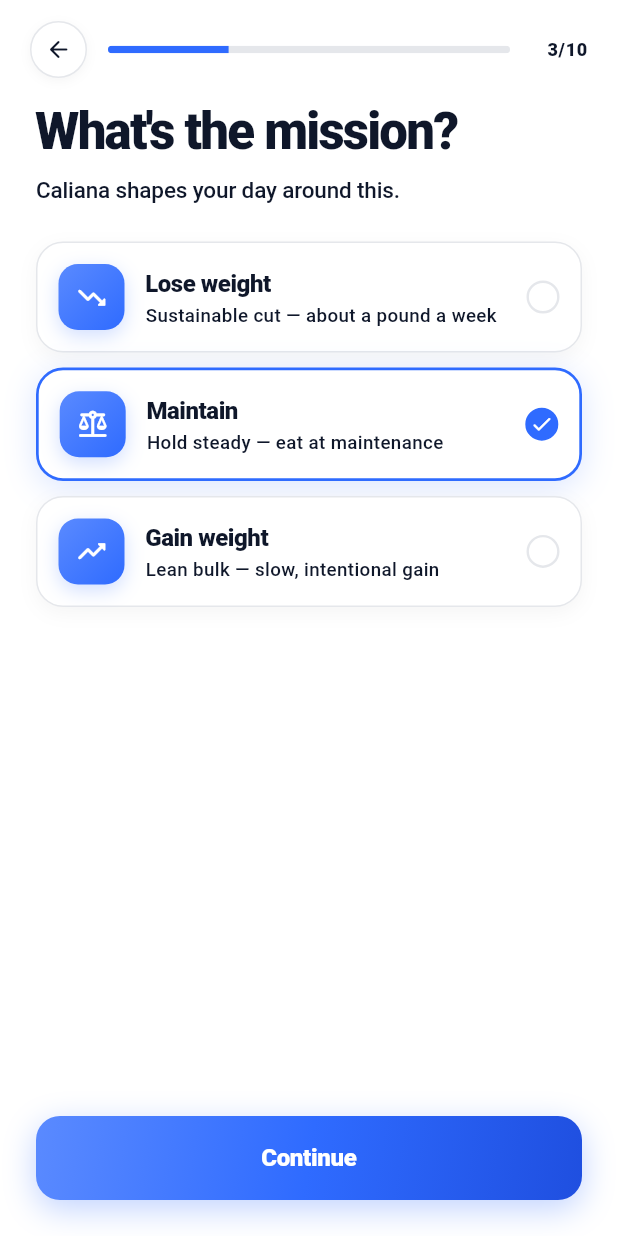
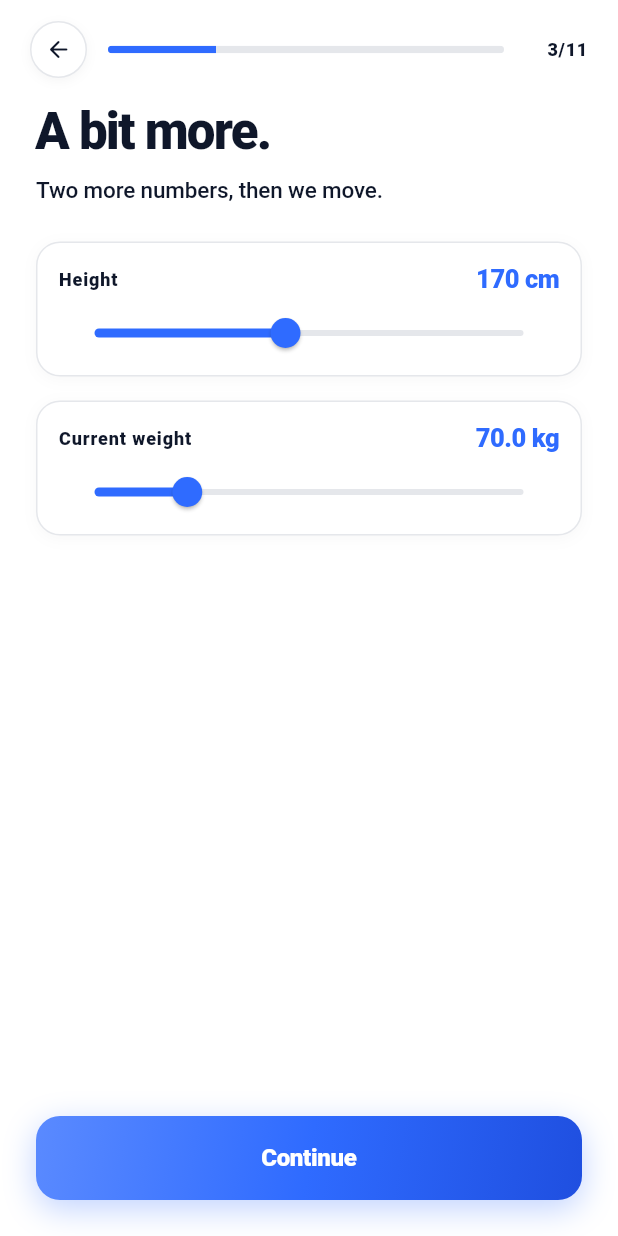
Before and after one commit to stossthegreat/Caliana, a Flutter app: the screen it shows after launch, swiped to page 3, on a phone screen of 412 x 824 dp. Run offline on Flutter 3.47's test engine with Material 3 defaults, Android fonts, the phone set to English and light mode, and no system bars; our stand-ins replace audioplayers, firebase_core, image_picker, in_app_review, shared_preferences; missing offline and left inert: purchases_flutter, record; accounts and stored records are empty; Roboto replaces fonts that are missing (SF Pro Display).

Commit message:
Split Biometrics into 2 screens for iPad compat-mode + unleash Savage
Apple's iPad Air reviewer rejected build 65 with the same Guideline
4 layout-clipping report on the Biometrics screen. Sex + Age +
Height + Weight on one screen overflows the iPhone-compat-mode
window iPad reviewers test in.

Split the screen so neither half can ever overflow:

  Step 2 — Sex + Age          ("A bit about you")
  Step 3 — Height + Weight    ("A bit more.")

Both wrap content in Expanded(SingleChildScrollView) with the
Continue button anchored at the bottom — same anchor pattern as
Tone — so even on the smallest iPad-compat-mode window the CTA
stays reachable.

Onboarding step count goes 10 → 11. Updated:
  - _OnboardingScreenState._totalSteps = 11
  - _next() boundary: _index < _totalSteps - 1
  - _stepLabel switch: biometrics → biometrics_1 / biometrics_2,
    everything after shifts down by one
  - Progress bar denominator: (i+1)/_totalSteps
  - Header counter: '${i+1}/${_totalSteps}'
  - PageView children: new _BiometricsBody page inserted after
    _Biometrics

Savage tone — actually savage now:
caliana_agent.ts savage block was hedging ("Even Savage stays
anti-restriction here, the joke is in the disbelief…"). Rewrote
it as a panel-show roast: setup → roast the CHOICE with specifics
(time / portion / pattern / combo) → verdict. Style sources
called out (panel-show energy, drag-judge precision, mum-eyebrow,
Strictly deadpan). Bigger phrase pool ("press conference at
four", "I won't be participating", "what was the thinking",
"this is a campaign of terror"). Anti-repetition rule kept so she
doesn't loop the same five phrases.

Hard floor preserved (Apple ED-safety): mock the CHOICE never the
body, no body words, never frames food as "earned" through
exercise. Specificity is the source of the bite, not cruelty.

Build → 3.3.0+66.

https://claude.ai/code/session_01UsHHKX8ots5oPXM3fTPrbz

```diff
--- a/lib/screens/onboarding_screen.dart
+++ b/lib/screens/onboarding_screen.dart
@@ -47,10 +47,14 @@ class _OnboardingScreenState extends State<OnboardingScreen> {
     super.dispose();
   }
 
+  // 11 onboarding steps total now (Biometrics split into 2 to keep iPad
+  // compat-mode windows from clipping the Continue button).
+  static const int _totalSteps = 11;
+
   void _next() {
     AnalyticsService.instance.logOnboardingStep(_index, _stepLabel(_index));
     HapticFeedback.mediumImpact();
-    if (_index < 9) {
+    if (_index < _totalSteps - 1) {
       _pc.nextPage(
         duration: const Duration(milliseconds: 320),
         curve: Curves.easeOutCubic,
@@ -71,15 +75,16 @@ class _OnboardingScreenState extends State<OnboardingScreen> {
 
   String _stepLabel(int i) => switch (i) {
         0 => 'welcome',
-        1 => 'biometrics',
-        2 => 'goal',
-        3 => 'activity',
-        4 => 'diet',
-        5 => 'tone',
-        6 => 'notifications',
-        7 => 'plan_reveal',
-        8 => 'social_proof',
-        9 => 'paywall',
+        1 => 'biometrics_1',
+        2 => 'biometrics_2',
+        3 => 'goal',
+        4 => 'activity',
+        5 => 'diet',
+        6 => 'tone',
+        7 => 'notifications',
+        8 => 'plan_reveal',
+        9 => 'social_proof',
+        10 => 'paywall',
         _ => 'unknown',
       };
 
@@ -117,6 +122,14 @@ class _OnboardingScreenState extends State<OnboardingScreen> {
                   _FadeSlideIn(
                     key: ValueKey('bio_${_draft.hashCode}'),
                     child: _Biometrics(
+                      draft: _draft,
+                      onUpdate: (p) => setState(() => _draft = p),
+                      onNext: _next,
+                    ),
+                  ),
+                  _FadeSlideIn(
+                    key: ValueKey('bio2_${_draft.hashCode}'),
+                    child: _BiometricsBody(
                       draft: _draft,
                       onUpdate: (p) => setState(() => _draft = p),
                       onNext: _next,
@@ -227,7 +240,7 @@ class _OnboardingScreenState extends State<OnboardingScreen> {
               child: ClipRRect(
                 borderRadius: BorderRadius.circular(4),
                 child: LinearProgressIndicator(
-                  value: (_index + 1) / 10,
+                  value: (_index + 1) / _totalSteps,
                   minHeight: 5,
                   backgroundColor: AppColors.surfaceBorder,
                   valueColor: const AlwaysStoppedAnimation(AppColors.primary),
@@ -236,9 +249,9 @@ class _OnboardingScreenState extends State<OnboardingScreen> {
             ),
           ),
           SizedBox(
-            width: 38,
+            width: 42,
             child: Text(
-              '${_index + 1}/10',
+              '${_index + 1}/$_totalSteps',
               textAlign: TextAlign.right,
               style: const TextStyle(
                 fontSize: 12,
@@ -352,6 +365,12 @@ class _WelcomeState extends State<_Welcome> {
 // ============================================================================
 // SCREEN 2 — Biometrics (sex, age, height, weight)
 // ============================================================================
+// ============================================================================
+// SCREEN 2 — Biometrics part 1: Sex + Age
+// (split from a single screen because Apple's iPad Air reviewer reported
+// the Continue button was clipping below the fold in iPhone-compat-mode
+// windows. Two short screens never overflow.)
+// ============================================================================
 class _Biometrics extends StatefulWidget {
   final UserProfile draft;
   final ValueChanged<UserProfile> onUpdate;
@@ -370,13 +389,18 @@ class _Biometrics extends StatefulWidget {
 class _BiometricsState extends State<_Biometrics> {
   late String _sex = widget.draft.sex;
   late int _age = widget.draft.ageYears;
-  late double _heightCm = widget.draft.heightCm;
-  late double _weightKg = widget.draft.weightKg;
 
   @override
   Widget build(BuildContext context) {
     return Padding(
       padding: const EdgeInsets.fromLTRB(24, 8, 24, 24),
+      child: Column(
+        crossAxisAlignment: CrossAxisAlignment.start,
+        children: [
+          Expanded(
+            child: SingleChildScrollView(
+              physics: const BouncingScrollPhysics(),
+              padding: const EdgeInsets.only(bottom: 16),
               child: Column(
                 crossAxisAlignment: CrossAxisAlignment.start,
                 children: [
@@ -432,6 +456,65 @@ class _BiometricsState extends State<_Biometrics> {
                     onChanged: (v) => setState(() => _age = v.round()),
                   ),
                   const SizedBox(height: 16),
+                ],
+              ),
+            ),
+          ),
+          _PrimaryButton(
+            label: 'Continue',
+            onTap: () {
+              widget.onUpdate(widget.draft.copyWith(
+                sex: _sex,
+                ageYears: _age,
+              ));
+              widget.onNext();
+            },
+          ),
+        ],
+      ),
+    );
+  }
+}
+
+// ============================================================================
+// SCREEN 3 — Biometrics part 2: Height + Current weight
+// ============================================================================
+class _BiometricsBody extends StatefulWidget {
+  final UserProfile draft;
+  final ValueChanged<UserProfile> onUpdate;
+  final VoidCallback onNext;
+
+  const _BiometricsBody({
+    required this.draft,
+    required this.onUpdate,
+    required this.onNext,
+  });
+
+  @override
+  State<_BiometricsBody> createState() => _BiometricsBodyState();
+}
+
+class _BiometricsBodyState extends State<_BiometricsBody> {
+  late double _heightCm = widget.draft.heightCm;
+  late double _weightKg = widget.draft.weightKg;
+
+  @override
+  Widget build(BuildContext context) {
+    return Padding(
+      padding: const EdgeInsets.fromLTRB(24, 8, 24, 24),
+      child: Column(
+        crossAxisAlignment: CrossAxisAlignment.start,
+        children: [
+          Expanded(
+            child: SingleChildScrollView(
+              physics: const BouncingScrollPhysics(),
+              padding: const EdgeInsets.only(bottom: 16),
+              child: Column(
+                crossAxisAlignment: CrossAxisAlignment.start,
+                children: [
+                  const _Title('A bit more.'),
+                  const _Subtitle('Two more numbers, then we move.'),
+                  const SizedBox(height: 24),
                   _SliderRow(
                     label: 'Height',
                     value: _heightCm,
@@ -451,13 +534,15 @@ class _BiometricsState extends State<_Biometrics> {
                     display: '${_weightKg.toStringAsFixed(1)} kg',
                     onChanged: (v) => setState(() => _weightKg = v),
                   ),
-          const Spacer(),
+                  const SizedBox(height: 16),
+                ],
+              ),
+            ),
+          ),
           _PrimaryButton(
             label: 'Continue',
             onTap: () {
               widget.onUpdate(widget.draft.copyWith(
-                sex: _sex,
-                ageYears: _age,
                 heightCm: _heightCm,
                 weightKg: _weightKg,
               ));
--- a/pubspec.yaml
+++ b/pubspec.yaml
@@ -2,7 +2,7 @@ name: caliana
 description: "Caliana — your sassy British AI calorie coach. Snap, speak, sorted."
 publish_to: 'none'
 
-version: 3.3.0+65
+version: 3.3.0+66
 
 environment:
   sdk: ^3.8.0
```
Also changed, not shown: 1 other file. Lines whose indentation alone changed are shown as unchanged.
